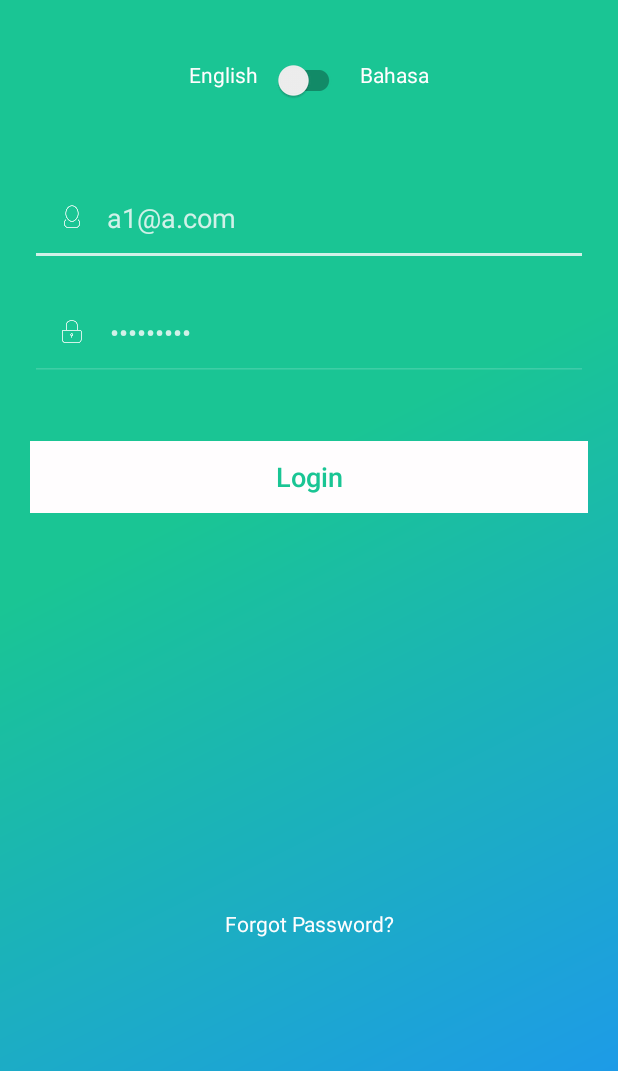
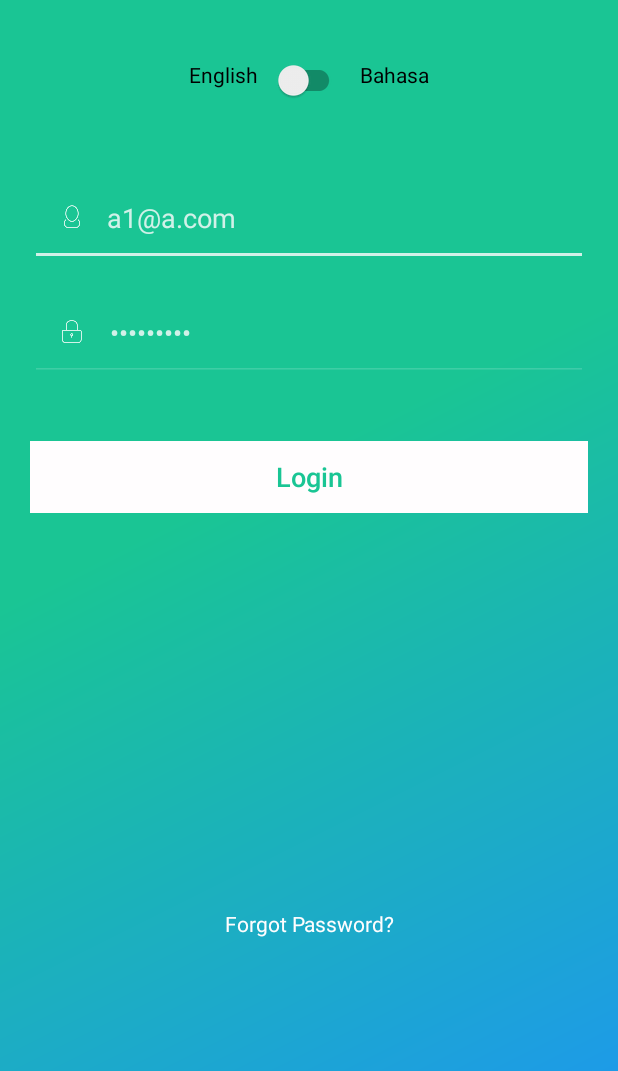
Before and after one commit to shyam1234/BlankFramework, an Android app: the LoginActivity screen opened directly, with no data from a screen before it, on a phone screen of 412 x 824 dp, the part 165-1236 px from its top. Run offline under Robolectric (Android 15) with nearby library versions, the phone set to English and light mode, and no system bars; our stand-ins replace Volley; network calls fail.

Commit message:
updated code

```diff
--- a/app/src/main/res/layout/fragment_profile.xml
+++ b/app/src/main/res/layout/fragment_profile.xml
@@ -140,7 +140,7 @@
             android:layout_height="wrap_content"
             android:layout_alignParentLeft="true"
             android:layout_centerVertical="true"
-            android:text="Lan"
+            android:text="Language"
             android:textColor="@color/dashboardTextColor"
             android:textSize="16sp" />
 
--- a/app/src/main/res/layout/inc_language.xml
+++ b/app/src/main/res/layout/inc_language.xml
@@ -10,7 +10,7 @@
         android:layout_width="wrap_content"
         android:layout_height="wrap_content"
         android:text="English"
-        android:textColor="@color/colorWhite" />
+        android:textColor="@color/black" />
 
     <android.support.v7.widget.SwitchCompat
         android:id="@+id/switch_login_language"
@@ -28,5 +28,5 @@
         android:layout_marginLeft="10dp"
         android:layout_toRightOf="@+id/switch_login_language"
         android:text="Bahasa"
-        android:textColor="@color/colorWhite" />
+        android:textColor="@color/black" />
 </RelativeLayout>
```
